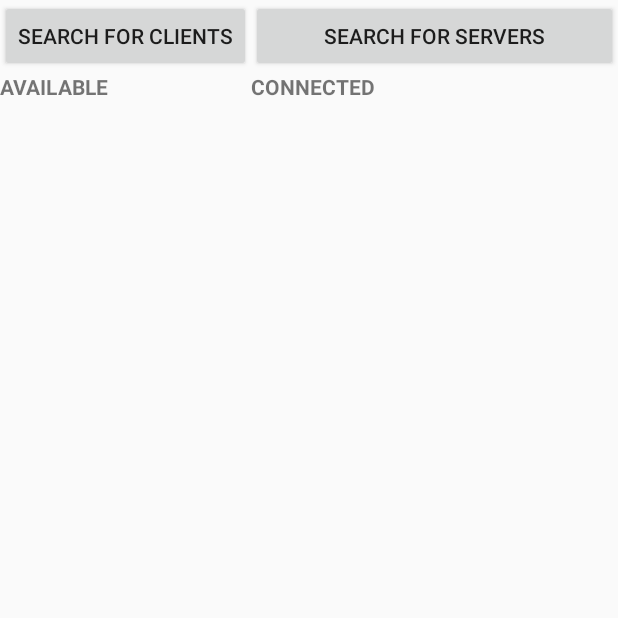
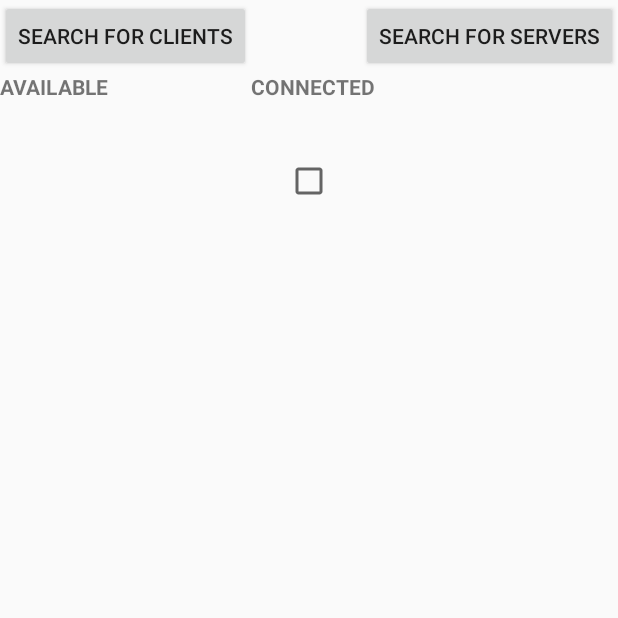
Before and after one commit to spyspyyou/GuardiansOfTheLightRework, an Android app: the screen it shows after launch (BluetoothConnectionManagementTestActivity), on a phone screen of 412 x 824 dp, the top half of it. Run offline under Robolectric (Android 15) with nearby library versions, the phone set to English and light mode, and no system bars.

```diff
--- a/bluetoothtesting/app/build.gradle
+++ b/bluetoothtesting/app/build.gradle
@@ -26,7 +26,6 @@ dependencies {
     compile fileTree(include: ['*.jar'], dir: 'libs')
     compile 'com.android.support:support-v4:23.4.0'
     compile 'com.android.support:appcompat-v7:23.4.0'
-    compile 'com.google.android.gms:play-services:9.4.0'
     testCompile 'junit:junit:4.12'
     compile 'com.android.support:design:25.0.0'
 }
--- a/bluetoothtesting/app/src/main/AndroidManifest.xml
+++ b/bluetoothtesting/app/src/main/AndroidManifest.xml
@@ -4,6 +4,7 @@
 
     <uses-permission android:name="android.permission.BLUETOOTH" />
     <uses-permission android:name="android.permission.BLUETOOTH_ADMIN" />
+    <uses-permission android:name="android.permission.ACCESS_COARSE_LOCATION"/>
 
     <application
         android:allowBackup="true"
--- a/bluetoothtesting/app/src/main/java/testing/gotl/spyspyyo/bluetoothtesting/UI/activities/BluetoothConnectionManagementTestActivity.java
+++ b/bluetoothtesting/app/src/main/java/testing/gotl/spyspyyo/bluetoothtesting/UI/activities/BluetoothConnectionManagementTestActivity.java
@@ -1,9 +1,11 @@
 package testing.gotl.spyspyyo.bluetoothtesting.UI.activities;
 
 import android.os.Bundle;
+import android.util.Log;
 import android.view.View;
 import android.widget.ArrayAdapter;
 import android.widget.Button;
+import android.widget.CheckBox;
 import android.widget.ListView;
 
 import testing.gotl.spyspyyo.bluetoothtesting.R;
@@ -13,8 +15,8 @@ public class BluetoothConnectionManagementTestActivity extends GotLActivity{
 
     Button findServers, findClients;
     ListView listViewAv, listViewCon;
+    public static CheckBox checkBox;
     static ArrayAdapter adapter;
-
 
     @Override
     protected void onCreate(Bundle savedInstanceState) {
@@ -38,10 +40,19 @@ public class BluetoothConnectionManagementTestActivity extends GotLActivity{
         });
         listViewAv = (ListView) findViewById(R.id.listView1);
         listViewCon = (ListView) findViewById(R.id.listView2);
+        checkBox = (CheckBox) findViewById(R.id.checkBoxxxx);
+    }
+
+    @Override
+    protected void onResume() {
+        super.onResume();
+        activeActivityRequiresServer = true;
+        AppBluetoothManager.serverRequirementChanged(true);
     }
 
     public static void notifyChange(){
         if (adapter != null){
+            Log.i("BtTest", "Adapter notified of Av List change");
             adapter.notifyDataSetChanged();
         }
     }
--- a/bluetoothtesting/app/src/main/java/testing/gotl/spyspyyo/bluetoothtesting/UI/activities/GotLActivity.java
+++ b/bluetoothtesting/app/src/main/java/testing/gotl/spyspyyo/bluetoothtesting/UI/activities/GotLActivity.java
@@ -5,7 +5,9 @@ import android.support.v7.app.AppCompatActivity;
 
 import testing.gotl.spyspyyo.bluetoothtesting.global.App;
 
-public class GotLActivity extends AppCompatActivity {
+public abstract class GotLActivity extends AppCompatActivity {
+
+    protected static boolean activeActivityRequiresServer = false;
 
     @Override
     protected void onStart() {
@@ -31,10 +33,11 @@ public class GotLActivity extends AppCompatActivity {
         App.onActivityResult(requestCode, resultCode, data);
     }
 
+    //todo:add this to the game activity instead of here
     @Override
     public void onWindowFocusChanged(boolean hasFocus) {
         super.onWindowFocusChanged(hasFocus);
-        /**
+        /*
         if (hasFocus) {
             getWindow().getDecorView().setSystemUiVisibility(
                     View.SYSTEM_UI_FLAG_LAYOUT_STABLE
@@ -45,4 +48,8 @@ public class GotLActivity extends AppCompatActivity {
                             | View.SYSTEM_UI_FLAG_IMMERSIVE_STICKY);}
          */
     }
+
+    public static boolean isActiveActivityRequiresServer(){
+        return activeActivityRequiresServer;
+    }
 }
--- a/bluetoothtesting/app/src/main/java/testing/gotl/spyspyyo/bluetoothtesting/bluetooth/Connection.java
+++ b/bluetoothtesting/app/src/main/java/testing/gotl/spyspyyo/bluetoothtesting/bluetooth/Connection.java
@@ -86,7 +86,7 @@ public class Connection implements TODS {
         } catch (IOException e) {
             e.printStackTrace();
         }
-        ConnectionManager.getConnections()[INDEX] = null;
+        ConnectionManager.removeDisconnectedConnection(INDEX);
     }
 
     public BluetoothDevice getRemoteDevice(){
@@ -96,4 +96,8 @@ public class Connection implements TODS {
     public boolean isActive(){
         return active;
     }
+
+    public byte getIndex(){
+        return INDEX;
+    }
 }
--- a/bluetoothtesting/app/src/main/java/testing/gotl/spyspyyo/bluetoothtesting/bluetooth/Event.java
+++ b/bluetoothtesting/app/src/main/java/testing/gotl/spyspyyo/bluetoothtesting/bluetooth/Event.java
@@ -11,6 +11,9 @@ public abstract class Event {
         RECEPTORS = receptors;
     }
 
+    /**
+     * has to be done quickly! otherwise it will block further reception
+     */
     public abstract void handle();
     public abstract void apply();
     public abstract String toString();
--- a/bluetoothtesting/app/src/main/java/testing/gotl/spyspyyo/bluetoothtesting/bluetooth/EventReceiverThread.java
+++ b/bluetoothtesting/app/src/main/java/testing/gotl/spyspyyo/bluetoothtesting/bluetooth/EventReceiverThread.java
@@ -2,11 +2,13 @@ package testing.gotl.spyspyyo.bluetoothtesting.bluetooth;
 
 /*package*/ class EventReceiverThread extends Thread {
     // the Events are stored in this ArrayList of Queues, so they can get processed in the same order they got received at the beginning of every loop of the GameThread
-    public static boolean active = false;
+
+    public EventReceiverThread(){
+        start();
+    }
 
     @Override
     public void run(){
-        active = true;
         // this Thread's purpose is to receive the incoming Events through the InputStream of the BluetoothSocket
         while(ConnectionManager.hasConnections()) {
             Connection[] connections = ConnectionManager.getConnections();
@@ -17,6 +19,5 @@ package testing.gotl.spyspyyo.bluetoothtesting.bluetooth;
                 }
             }
         }
-        active = false;
     }
 }
--- a/bluetoothtesting/app/src/main/java/testing/gotl/spyspyyo/bluetoothtesting/bluetooth/EventSenderThread.java
+++ b/bluetoothtesting/app/src/main/java/testing/gotl/spyspyyo/bluetoothtesting/bluetooth/EventSenderThread.java
@@ -4,19 +4,23 @@ package testing.gotl.spyspyyo.bluetoothtesting.bluetooth;
 import android.util.Log;
 
 import java.util.concurrent.LinkedBlockingQueue;
+import java.util.concurrent.TimeUnit;
 
 //this thread also regularly sends the HandshakeEvents
 /*package*/ class EventSenderThread extends Thread {
 
     private static final LinkedBlockingQueue<Event> events = new LinkedBlockingQueue<>();
+    private static final int MAXIMUM_WAIT_TIME = 500;
 
+    public EventSenderThread(){
+        start();
+    }
 
     @Override
     public void run() {
-        //todo:change while condition
-        while(true){
+        while(ConnectionManager.hasConnections()){
             try {
-                events.take().send();
+                events.poll(MAXIMUM_WAIT_TIME, TimeUnit.MILLISECONDS).send();
             } catch (InterruptedException e) {
                 e.printStackTrace();
             }
--- a/bluetoothtesting/app/src/main/res/layout/btconman_test_layout.xml
+++ b/bluetoothtesting/app/src/main/res/layout/btconman_test_layout.xml
@@ -20,9 +20,7 @@
         android:layout_alignParentTop="true"
         android:layout_alignParentRight="true"
         android:layout_alignParentEnd="true"
-        android:id="@+id/button16"
-        android:layout_toRightOf="@+id/button13"
-        android:layout_toEndOf="@+id/button13"/>
+        android:id="@+id/button16"/>
 
     <TextView
         android:text="Available"
@@ -57,9 +55,9 @@
         android:layout_alignParentBottom="true"
         android:layout_alignParentRight="true"
         android:layout_alignParentEnd="true"
-        android:layout_toRightOf="@+id/button13"
-        android:layout_toEndOf="@+id/button13"
-        android:layout_below="@+id/textView7"/>
+        android:layout_toEndOf="@+id/textView6"
+        android:layout_below="@+id/textView7"
+        android:layout_toRightOf="@+id/textView6"/>
 
     <ListView
         android:id="@+id/listView2"
@@ -68,8 +66,18 @@
         android:layout_alignParentBottom="true"
         android:layout_alignParentLeft="true"
         android:layout_alignParentStart="true"
-        android:layout_toLeftOf="@+id/button16"
-        android:layout_toStartOf="@+id/button16"
-        android:layout_below="@+id/textView6"/>
+        android:layout_toStartOf="@+id/textView7"
+        android:layout_below="@+id/textView6"
+        android:layout_toLeftOf="@+id/textView7"/>
+
+    <CheckBox
+        android:text=""
+        android:layout_width="wrap_content"
+        android:layout_height="wrap_content"
+        android:layout_below="@+id/textView6"
+        android:layout_centerHorizontal="true"
+        android:layout_marginTop="37dp"
+        android:id="@+id/checkBoxxxx"/>
+
 
 </RelativeLayout>
```
Also changed, not shown: bluetoothtesting/app/src/main/java/testing/gotl/spyspyyo/bluetoothtesting/UI/activities/Start.java (+8 -0 lines), bluetoothtesting/app/src/main/java/testing/gotl/spyspyyo/bluetoothtesting/bluetooth/AppBluetoothManager.java (+56 -13 lines), bluetoothtesting/app/src/main/java/testing/gotl/spyspyyo/bluetoothtesting/bluetooth/ConnectionManager.java (+40 -13 lines).
